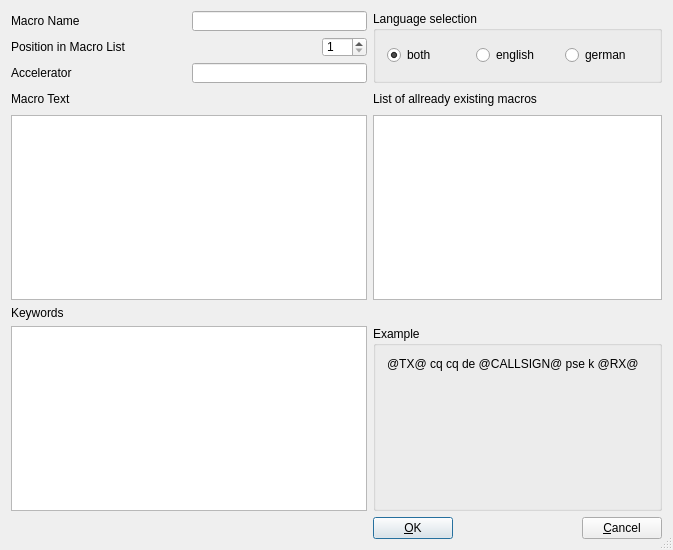
Old version of the form gui/addmacro.ui in the repository dl1ksv/linpsk.
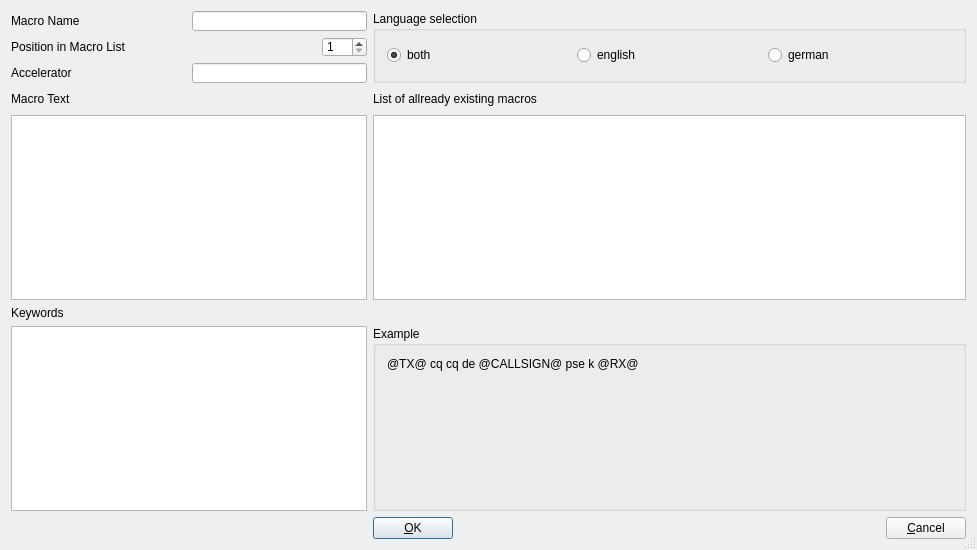
New version of the form.

```diff
--- a/gui/addmacro.ui
+++ b/gui/addmacro.ui
@@ -6,7 +6,7 @@
    <rect>
     <x>0</x>
     <y>0</y>
-    <width>673</width>
+    <width>977</width>
     <height>550</height>
    </rect>
   </property>
```
Left out of the diff: 1 changed line with no effect on the pictures.
